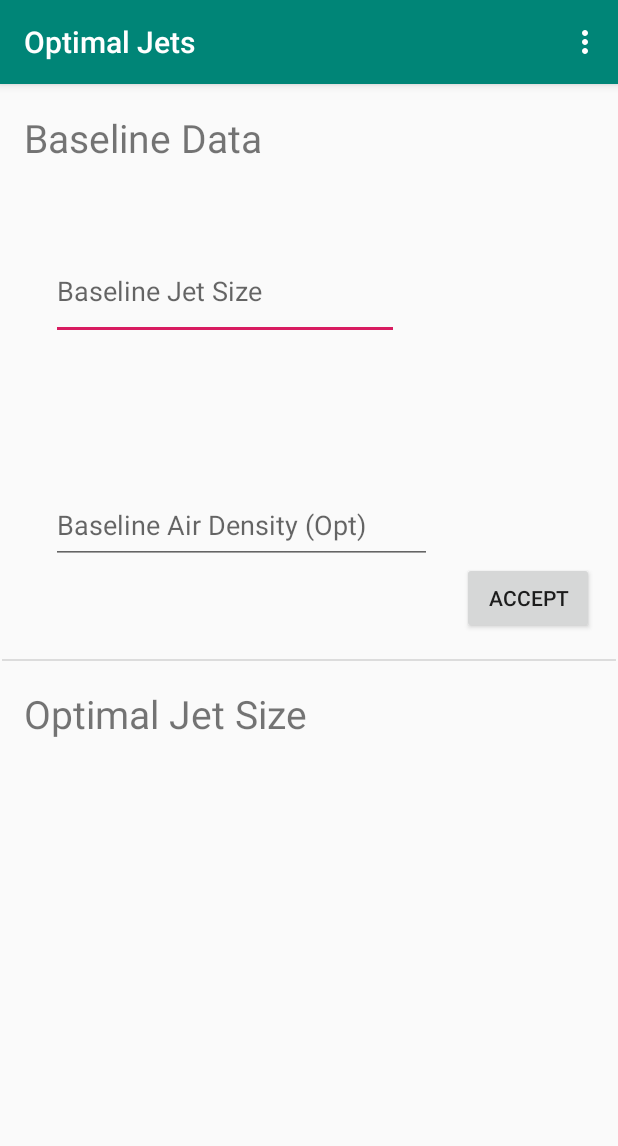
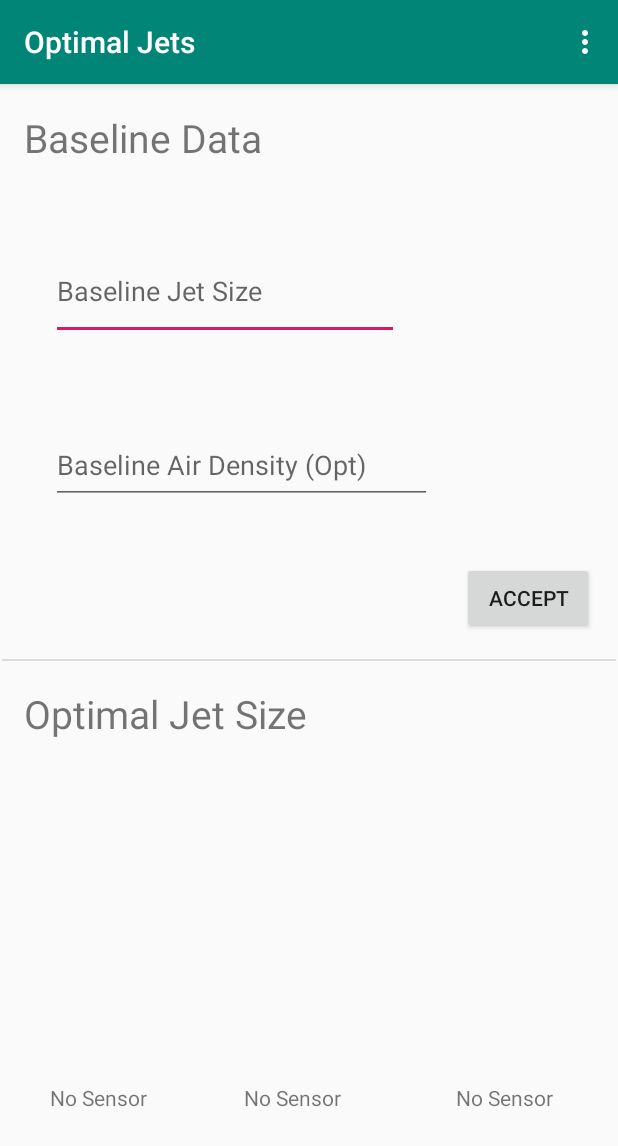
Before and after one commit to SweetsRepo/OptimalJets, an Android app: the screen it shows after launch (MainActivity), on a phone screen of 412 x 824 dp. Shown: the top 1146 px of the screen. Run offline under Robolectric (Android 15) with nearby library versions, the phone set to English and light mode, and no system bars.

Commit message:
Updates to experiments for influence on noisy temperature reading when computing jet size

```diff
--- a/app/src/main/res/layout/content_main.xml
+++ b/app/src/main/res/layout/content_main.xml
@@ -26,16 +26,15 @@
         android:id="@+id/baselineAirDensity"
         android:layout_width="254dp"
         android:layout_height="52dp"
-        android:layout_marginBottom="440dp"
         android:ems="10"
         android:hint="Baseline Air Density (Opt)"
         android:inputType="number"
-        app:layout_constraintBottom_toBottomOf="parent"
+        app:layout_constraintBottom_toTopOf="@+id/divider"
         app:layout_constraintEnd_toEndOf="parent"
         app:layout_constraintHorizontal_bias="0.216"
         app:layout_constraintStart_toStartOf="parent"
-        app:layout_constraintTop_toTopOf="parent"
-        app:layout_constraintVertical_bias="0.972" />
+        app:layout_constraintTop_toBottomOf="@+id/baselineJetSize"
+        app:layout_constraintVertical_bias="0.356" />
 
     <TextView
         android:id="@+id/jetSize"
@@ -99,4 +98,40 @@
         app:layout_constraintTop_toTopOf="@+id/divider"
         app:layout_constraintVertical_bias="0.057" />
 
+    <TextView
+        android:id="@+id/pressureText"
+        android:layout_width="wrap_content"
+        android:layout_height="wrap_content"
+        android:text="No Sensor"
+        app:layout_constraintBottom_toBottomOf="parent"
+        app:layout_constraintEnd_toEndOf="parent"
+        app:layout_constraintHorizontal_bias="0.096"
+        app:layout_constraintStart_toStartOf="parent"
+        app:layout_constraintTop_toBottomOf="@+id/jetSize"
+        app:layout_constraintVertical_bias="0.547" />
+
+    <TextView
+        android:id="@+id/tempText"
+        android:layout_width="wrap_content"
+        android:layout_height="wrap_content"
+        android:text="No Sensor"
+        app:layout_constraintBottom_toBottomOf="parent"
+        app:layout_constraintEnd_toEndOf="parent"
+        app:layout_constraintHorizontal_bias="0.826"
+        app:layout_constraintStart_toEndOf="@+id/pressureText"
+        app:layout_constraintTop_toBottomOf="@+id/jetSize"
+        app:layout_constraintVertical_bias="0.547" />
+
+    <TextView
+        android:id="@+id/humidityText"
+        android:layout_width="wrap_content"
+        android:layout_height="wrap_content"
+        android:text="No Sensor"
+        app:layout_constraintBottom_toBottomOf="parent"
+        app:layout_constraintEnd_toStartOf="@+id/tempText"
+        app:layout_constraintHorizontal_bias="0.458"
+        app:layout_constraintStart_toEndOf="@+id/pressureText"
+        app:layout_constraintTop_toBottomOf="@+id/jetSize"
+        app:layout_constraintVertical_bias="0.547" />
+
 </androidx.constraintlayout.widget.ConstraintLayout>
--- a/build.gradle
+++ b/build.gradle
@@ -7,7 +7,7 @@ buildscript {
 
     }
     dependencies {
-        classpath 'com.android.tools.build:gradle:3.5.2'
+        classpath 'com.android.tools.build:gradle:3.5.1'
 
         // NOTE: Do not place your application dependencies here; they belong
         // in the individual module build.gradle files
```
Also changed, not shown: app/src/main/java/com/example/optimaljets/MainActivity.java (+36 -6 lines), 2 other files.
